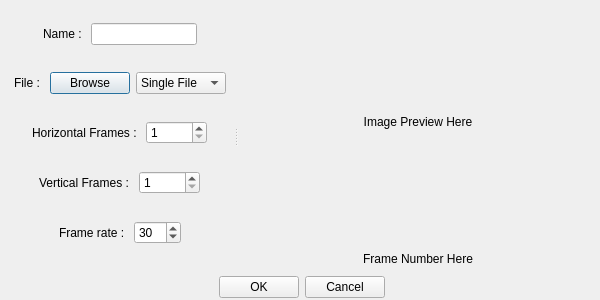
The window that Dialogs/animationdialog.ui (Epsilon-K/QGameEditor) describes before a commit, drawn with Qt 5.
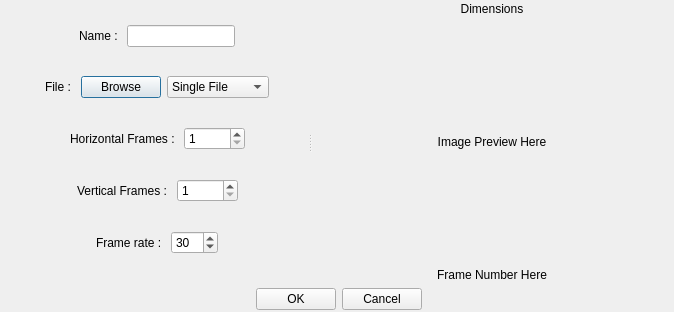
The same window after the commit.

Diff of the .ui file:
```diff
--- a/Dialogs/animationdialog.ui
+++ b/Dialogs/animationdialog.ui
@@ -6,7 +6,7 @@
    <rect>
     <x>0</x>
     <y>0</y>
-    <width>600</width>
+    <width>674</width>
     <height>300</height>
    </rect>
   </property>
@@ -296,7 +296,17 @@
       </layout>
      </widget>
      <widget class="QWidget" name="layoutWidget">
-      <layout class="QVBoxLayout" name="verticalLayout" stretch="10,0">
+      <layout class="QVBoxLayout" name="verticalLayout" stretch="0,10,0">
+       <item>
+        <widget class="QLabel" name="dimensionsLabel">
+         <property name="text">
+          <string>Dimensions</string>
+         </property>
+         <property name="alignment">
+          <set>Qt::AlignCenter</set>
+         </property>
+        </widget>
+       </item>
        <item>
         <widget class="QLabel" name="imgLabel">
          <property name="sizePolicy">
```
